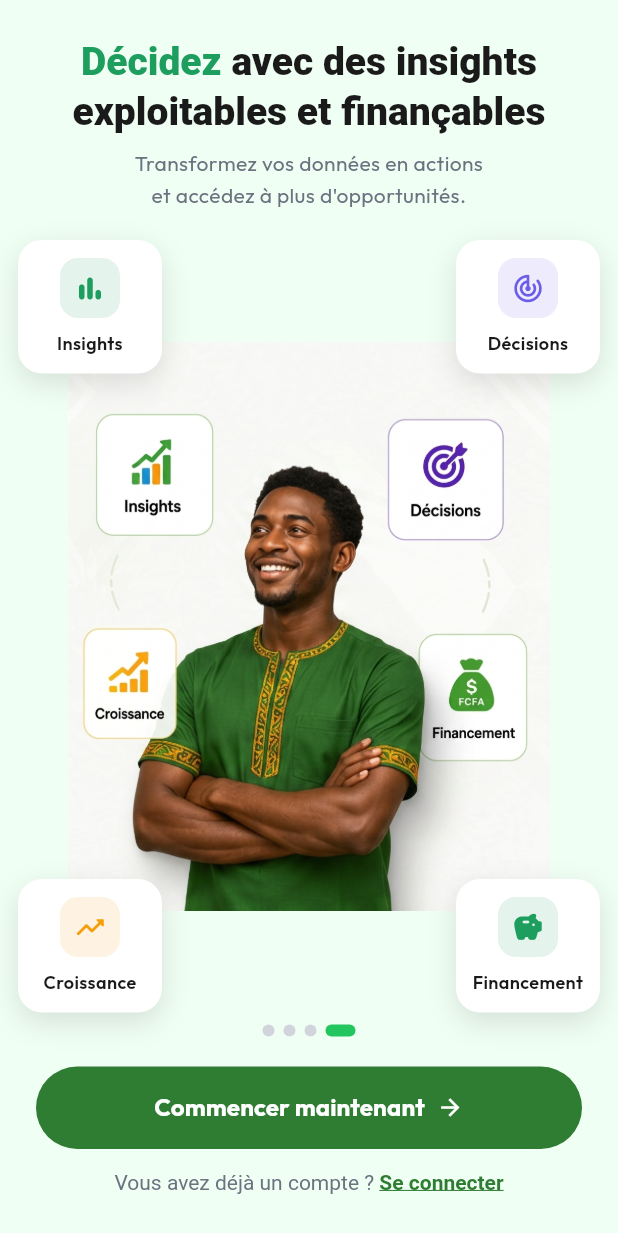
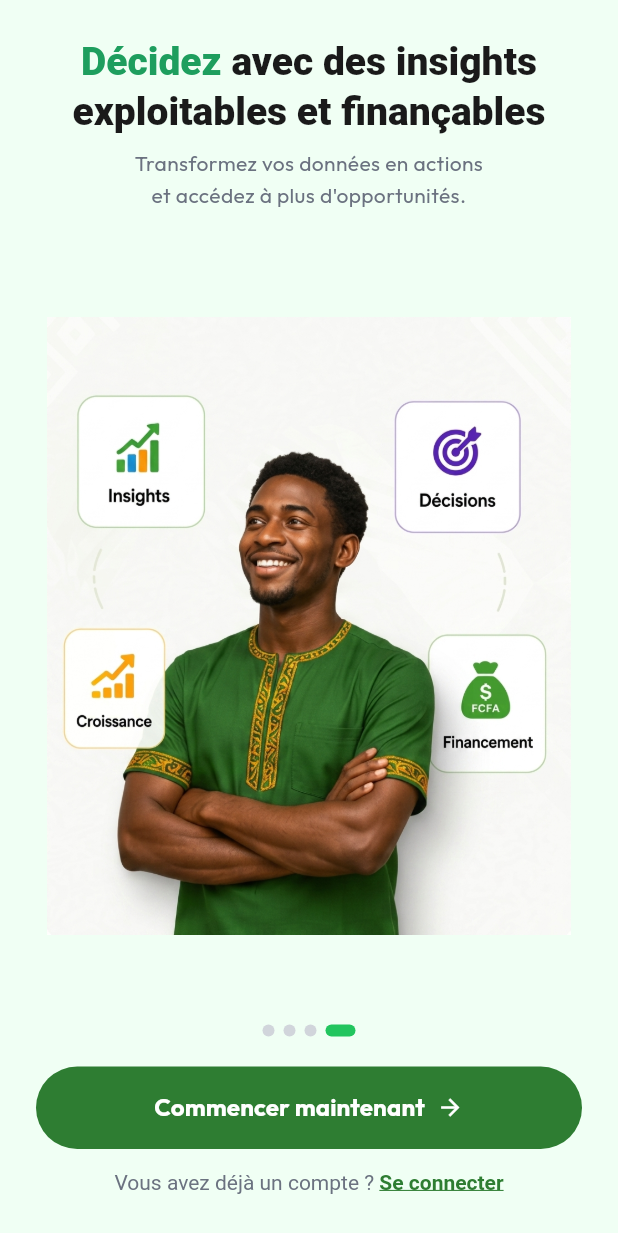
Before and after one commit to Samiiii5/e-signal-v2, a Flutter app: the screen it shows after launch, swiped to page 4, on a phone screen of 412 x 824 dp. Shown: the top 1233 px of the screen. Run offline on Flutter 3.47's test engine with Material 3 defaults, Android fonts, the phone set to English and light mode, and no system bars; our stand-ins replace go_router, google_fonts, shared_preferences.

Commit message:
Fix slide 4 : supprime les 4 FloatingFeatureCard en double
L'image image_onboarding4.png contient déjà les 4 cards (Insights,
Décisions, Croissance, Financement) dessinées dans l'image elle-même.
Les widgets Flutter ajoutés par-dessus créaient un doublon visuel.
Suppression des Positioned(_FloatingFeatureCard) et de la classe.

https://claude.ai/code/session_017mVrovz2ebC7DvmSfYVsds

```diff
--- a/lib/features/auth/onboarding/onboarding_screen.dart
+++ b/lib/features/auth/onboarding/onboarding_screen.dart
@@ -1062,64 +1062,14 @@ class _Slide4 extends StatelessWidget {
 
             const SizedBox(height: 12),
 
-            // Zone centrale : homme + 4 cards flottantes
+            // Zone centrale : image homme (contient déjà les 4 cards intégrées)
             Expanded(
-              child: Stack(
-                alignment: Alignment.center,
-                children: [
-                  // Image homme centrée — ColorFiltered pour fond transparent sur mint
-                  Center(
-                    child: Image.asset(
-                      'design/image_onboarding4.png',
-                      height: size.height * 0.46,
-                      fit: BoxFit.contain,
-                    ),
-                  ),
-
-                  // Card Insights — haut gauche
-                  Positioned(
-                    top: 8,
-                    left: 12,
-                    child: _FloatingFeatureCard(
-                      icon: Icons.bar_chart_rounded,
-                      label: 'Insights',
-                      iconColor: const Color(0xFF1E9E5E),
-                    ),
-                  ),
-
-                  // Card Décisions — haut droite
-                  Positioned(
-                    top: 8,
-                    right: 12,
-                    child: _FloatingFeatureCard(
-                      icon: Icons.track_changes_rounded,
-                      label: 'Décisions',
-                      iconColor: const Color(0xFF6C5CE7),
-                    ),
-                  ),
-
-                  // Card Croissance — bas gauche
-                  Positioned(
-                    bottom: 8,
-                    left: 12,
-                    child: _FloatingFeatureCard(
-                      icon: Icons.trending_up_rounded,
-                      label: 'Croissance',
-                      iconColor: const Color(0xFFF59E0B),
-                    ),
-                  ),
-
-                  // Card Financement — bas droite
-                  Positioned(
-                    bottom: 8,
-                    right: 12,
-                    child: _FloatingFeatureCard(
-                      icon: Icons.savings_rounded,
-                      label: 'Financement',
-                      iconColor: const Color(0xFF1E9E5E),
-                    ),
-                  ),
-                ],
+              child: Center(
+                child: Image.asset(
+                  'design/image_onboarding4.png',
+                  height: size.height * 0.50,
+                  fit: BoxFit.contain,
+                ),
               ),
             ),
 
@@ -1183,50 +1133,6 @@ class _Slide4 extends StatelessWidget {
   }
 }
 
-// Card feature flottante (slide 4)
-class _FloatingFeatureCard extends StatelessWidget {
-  final IconData icon;
-  final String label;
-  final Color iconColor;
-
-  const _FloatingFeatureCard({required this.icon, required this.label, required this.iconColor});
-
-  @override
-  Widget build(BuildContext context) {
-    return Container(
-      width: 96,
-      padding: const EdgeInsets.symmetric(horizontal: 10, vertical: 12),
-      decoration: BoxDecoration(
-        color: Colors.white,
-        borderRadius: BorderRadius.circular(16),
-        boxShadow: [
-          BoxShadow(color: Colors.black.withValues(alpha: 0.12), blurRadius: 16, offset: const Offset(0, 6)),
-        ],
-      ),
-      child: Column(
-        mainAxisSize: MainAxisSize.min,
-        children: [
-          Container(
-            width: 40,
-            height: 40,
-            decoration: BoxDecoration(
-              color: iconColor.withValues(alpha: 0.12),
-              borderRadius: BorderRadius.circular(12),
-            ),
-            child: Icon(icon, color: iconColor, size: 22),
-          ),
-          const SizedBox(height: 8),
-          Text(
-            label,
-            textAlign: TextAlign.center,
-            style: const TextStyle(fontSize: 12, fontWeight: FontWeight.w600, color: AppColors.textPrimary),
-          ),
-        ],
-      ),
-    );
-  }
-}
-
 // ── Boutons nav Passer / Suivant ──────────────────────────────────────────────
 
 class _NavButtons extends StatelessWidget {
```
